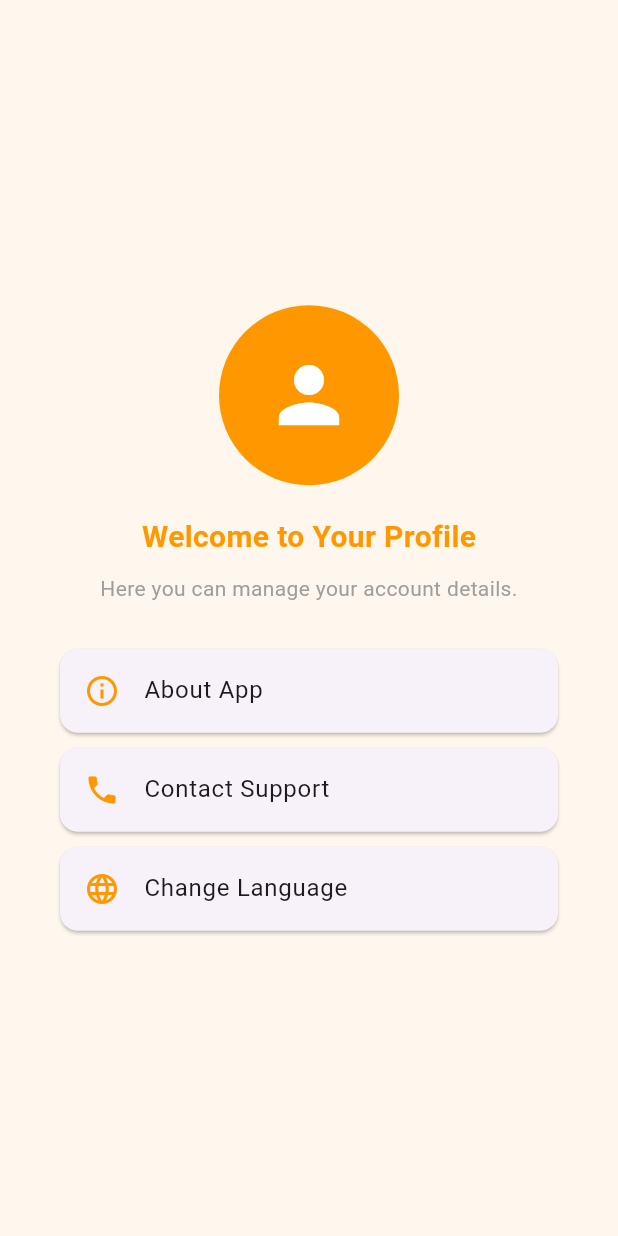
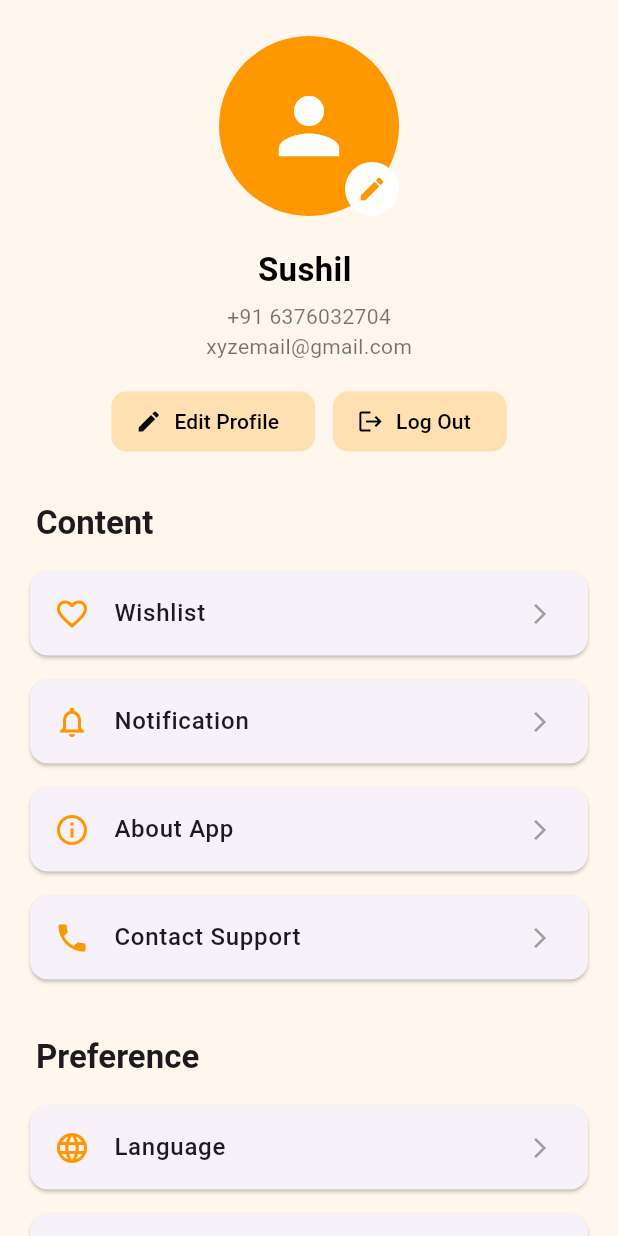
Before and after one commit to Sushil-Jeengar/tutor_booking, a Flutter app: the ProfilePage screen opened directly, on a phone screen of 412 x 824 dp. Run offline on Flutter 3.47's test engine with Material 3 defaults, Android fonts, the phone set to English and light mode, and no system bars.

Commit message:
profile page improvement

```diff
--- a/lib/profile.dart
+++ b/lib/profile.dart
@@ -1,131 +1,155 @@
 import 'package:flutter/material.dart';
 import 'about.dart';
 import 'contact.dart';
+import 'wishlist_page.dart';
+import 'language_page.dart';
 
-class ProfilePage extends StatelessWidget {
+class ProfilePage extends StatefulWidget {
   const ProfilePage({super.key});
+
+  @override
+  State<ProfilePage> createState() => _ProfilePageState();
+}
+
+class _ProfilePageState extends State<ProfilePage> {
+  String _selectedLocation = 'New York, NY';
+  final List<String> _locations = [
+    'New York, NY',
+    'San Francisco, CA',
+    'London, UK',
+    'Delhi, India',
+    'Tokyo, Japan',
+  ];
 
   @override
   Widget build(BuildContext context) {
     return Scaffold(
       backgroundColor: const Color(0xFFFFF7ED),
-      body: Center(
+      body: SingleChildScrollView(
         child: Column(
-          mainAxisAlignment: MainAxisAlignment.center,
+          crossAxisAlignment: CrossAxisAlignment.start,
+          children: [
+            const SizedBox(height: 24),
+            Center(
+              child: Column(
+                children: [
+                  Stack(
                     children: [
                       const CircleAvatar(
                         radius: 60,
                         backgroundColor: Colors.orange,
                         child: Icon(Icons.person, size: 60, color: Colors.white),
                       ),
-            const SizedBox(height: 20),
-            const Text(
-              'Welcome to Your Profile',
-              style: TextStyle(
-                fontSize: 20,
-                fontWeight: FontWeight.bold,
-                color: Colors.orange,
-              ),
-            ),
-            const SizedBox(height: 10),
-            const Text(
-              'Here you can manage your account details.',
-              style: TextStyle(color: Colors.grey),
-              textAlign: TextAlign.center,
-            ),
-            const SizedBox(height: 30),
-
-            // About App
-            Card(
-              margin: const EdgeInsets.symmetric(horizontal: 40),
-              child: ListTile(
-                leading: const Icon(Icons.info_outline, color: Colors.orange),
-                title: const Text('About App'),
-                onTap: () {
-                  Navigator.push(
-                    context,
-                    MaterialPageRoute(builder: (context) => const AboutPage()),
-                  );
-                },
-              ),
-            ),
-            const SizedBox(height: 10),
-
-            // Contact Support
-            Card(
-              margin: const EdgeInsets.symmetric(horizontal: 40),
-              child: ListTile(
-                leading: const Icon(Icons.phone, color: Colors.orange),
-                title: const Text('Contact Support'),
-                onTap: () {
-                  Navigator.push(
-                    context,
-                    MaterialPageRoute(builder: (context) => ContactUsPage()),
-                  );
-                },
-              ),
-            ),
-            const SizedBox(height: 10),
-
-            // Language Change
-            Card(
-              margin: const EdgeInsets.symmetric(horizontal: 40),
-              child: ListTile(
-                leading: const Icon(Icons.language, color: Colors.orange),
-                title: const Text('Change Language'),
-                onTap: () {
-                  _showLanguageDialog(context);
-                },
+                      Positioned(
+                        bottom: 0,
+                        right: 0,
+                        child: CircleAvatar(
+                          radius: 18,
+                          backgroundColor: Colors.white,
+                          child: Icon(Icons.edit, color: Colors.orange, size: 20),
                         ),
                       ),
                     ],
                   ),
+                  const SizedBox(height: 20),
+                  const Text(
+                    'Sushil ',
+                    style: TextStyle(
+                      fontSize: 22,
+                      fontWeight: FontWeight.bold,
+                      color: Colors.black,
                     ),
-    );
-  }
-
-  void _showLanguageDialog(BuildContext context) {
-    String selectedLanguage = 'English';
-    showDialog(
+                  ),
+                  const SizedBox(height: 6),
+                  const Text(
+                    '+91 6376032704',
+                    style: TextStyle(color: Colors.black54),
+                  ),
+                  const Text(
+                    'xyzemail@gmail.com',
+                    style: TextStyle(color: Colors.black54),
+                  ),
+                  const SizedBox(height: 16),
+                  Row(
+                    mainAxisAlignment: MainAxisAlignment.center,
+                    children: [
+                      ElevatedButton.icon(
+                        onPressed: () {},
+                        icon: const Icon(Icons.edit, size: 18),
+                        label: const Text('Edit Profile'),
+                        style: ElevatedButton.styleFrom(
+                          backgroundColor: Colors.orange[100],
+                          foregroundColor: Colors.black,
+                          elevation: 0,
+                          shape: RoundedRectangleBorder(borderRadius: BorderRadius.circular(10)),
+                        ),
+                      ),
+                      const SizedBox(width: 12),
+                      ElevatedButton.icon(
+                        onPressed: () {},
+                        icon: const Icon(Icons.logout, size: 18),
+                        label: const Text('Log Out'),
+                        style: ElevatedButton.styleFrom(
+                          backgroundColor: Colors.orange[100],
+                          foregroundColor: Colors.black,
+                          elevation: 0,
+                          shape: RoundedRectangleBorder(borderRadius: BorderRadius.circular(10)),
+                        ),
+                      ),
+                    ],
+                  ),
+                ],
+              ),
+            ),
+            const SizedBox(height: 30),
+            Padding(
+              padding: const EdgeInsets.symmetric(horizontal: 24),
+              child: Text('Content', style: Theme.of(context).textTheme.titleLarge?.copyWith(fontWeight: FontWeight.bold)),
+            ),
+            const SizedBox(height: 10),
+            _profileTile(context, Icons.favorite_border, 'Wishlist', () {
+              Navigator.push(context, MaterialPageRoute(builder: (_) => const WishlistPage()));
+            }),
+            _profileTile(context, Icons.notifications_none, 'Notification', () {
+              // Notification page navigation
+            }),
+            _profileTile(context, Icons.info_outline, 'About App', () {
+              Navigator.push(context, MaterialPageRoute(builder: (_) => const AboutPage()));
+            }),
+            _profileTile(context, Icons.phone, 'Contact Support', () {
+              Navigator.push(context, MaterialPageRoute(builder: (_) => ContactUsPage()));
+            }),
+            const SizedBox(height: 30),
+            Padding(
+              padding: const EdgeInsets.symmetric(horizontal: 24),
+              child: Text('Preference', style: Theme.of(context).textTheme.titleLarge?.copyWith(fontWeight: FontWeight.bold)),
+            ),
+            const SizedBox(height: 10),
+            _profileTile(context, Icons.language, 'Language', () {
+              Navigator.push(context, MaterialPageRoute(builder: (_) => const LanguagePage()));
+            }),
+            _profileTile(context, Icons.location_on, 'Location', () async {
+              String tempLocation = _selectedLocation;
+              String? newLocation = await showDialog<String>(
                 context: context,
                 builder: (context) {
                   return StatefulBuilder(
-          builder: (context, setState) {
+                    builder: (context, setStateDialog) {
                       return AlertDialog(
-              title: const Text('Select Language'),
+                        title: const Text('Select Location'),
                         content: Column(
                           mainAxisSize: MainAxisSize.min,
                           children: [
-                  RadioListTile<String>(
-                    title: const Text('English'),
-                    value: 'English',
-                    groupValue: selectedLanguage,
+                            ..._locations.map((loc) => RadioListTile<String>(
+                                  title: Text(loc),
+                                  value: loc,
+                                  groupValue: tempLocation,
                                   onChanged: (value) {
-                      setState(() {
-                        selectedLanguage = value!;
+                                    setStateDialog(() {
+                                      tempLocation = value!;
                                     });
                                   },
-                  ),
-                  RadioListTile<String>(
-                    title: const Text('Hindi'),
-                    value: 'Hindi',
-                    groupValue: selectedLanguage,
-                    onChanged: (value) {
-                      setState(() {
-                        selectedLanguage = value!;
-                      });
-                    },
-                  ),
-                  RadioListTile<String>(
-                    title: const Text('Spanish'),
-                    value: 'Spanish',
-                    groupValue: selectedLanguage,
-                    onChanged: (value) {
-                      setState(() {
-                        selectedLanguage = value!;
-                      });
-                    },
-                  ),
+                                )),
                           ],
                         ),
                         actions: [
@@ -136,11 +160,7 @@ class ProfilePage extends StatelessWidget {
                           ElevatedButton(
                             style: ElevatedButton.styleFrom(backgroundColor: Colors.orange),
                             onPressed: () {
-                    // You can save selectedLanguage to shared preferences or state management
-                    Navigator.pop(context);
-                    ScaffoldMessenger.of(context).showSnackBar(
-                      SnackBar(content: Text('Language set to $selectedLanguage')),
-                    );
+                              Navigator.pop(context, tempLocation);
                             },
                             child: const Text('Save'),
                           ),
@@ -150,5 +170,34 @@ class ProfilePage extends StatelessWidget {
                   );
                 },
               );
+              if (newLocation != null && newLocation != _selectedLocation) {
+                setState(() {
+                  _selectedLocation = newLocation;
+                });
+                ScaffoldMessenger.of(context).showSnackBar(
+                  SnackBar(content: Text('Location set to $_selectedLocation')),
+                );
+              }
+            }),
+            const SizedBox(height: 30),
+          ],
+        ),
+      ),
+    );
+  }
+
+  Widget _profileTile(BuildContext context, IconData icon, String title, VoidCallback onTap) {
+    return Padding(
+      padding: const EdgeInsets.symmetric(horizontal: 16, vertical: 4),
+      child: Card(
+        shape: RoundedRectangleBorder(borderRadius: BorderRadius.circular(12)),
+        child: ListTile(
+          leading: Icon(icon, color: Colors.orange),
+          title: Text(title, style: const TextStyle(fontWeight: FontWeight.w500)),
+          trailing: const Icon(Icons.arrow_forward_ios, size: 16, color: Colors.grey),
+          onTap: onTap,
+        ),
+      ),
+    );
   }
 }
```
Also changed, not shown: lib/language_page.dart (added, +61 -0 lines). Lines whose indentation alone changed are shown as unchanged.
